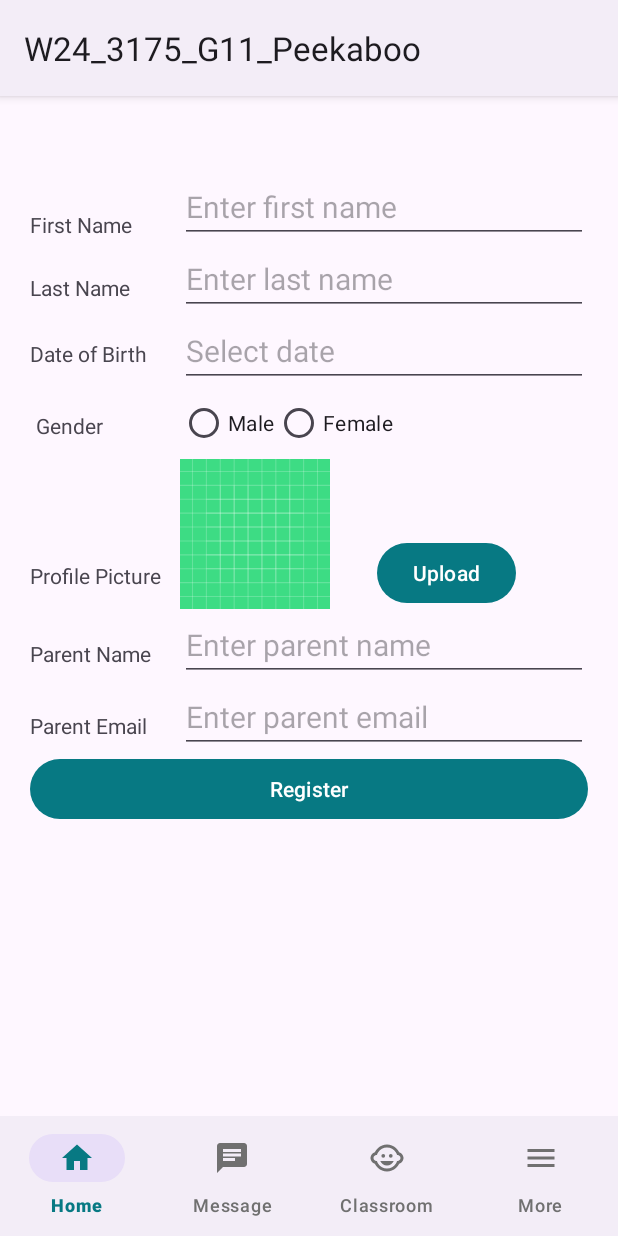
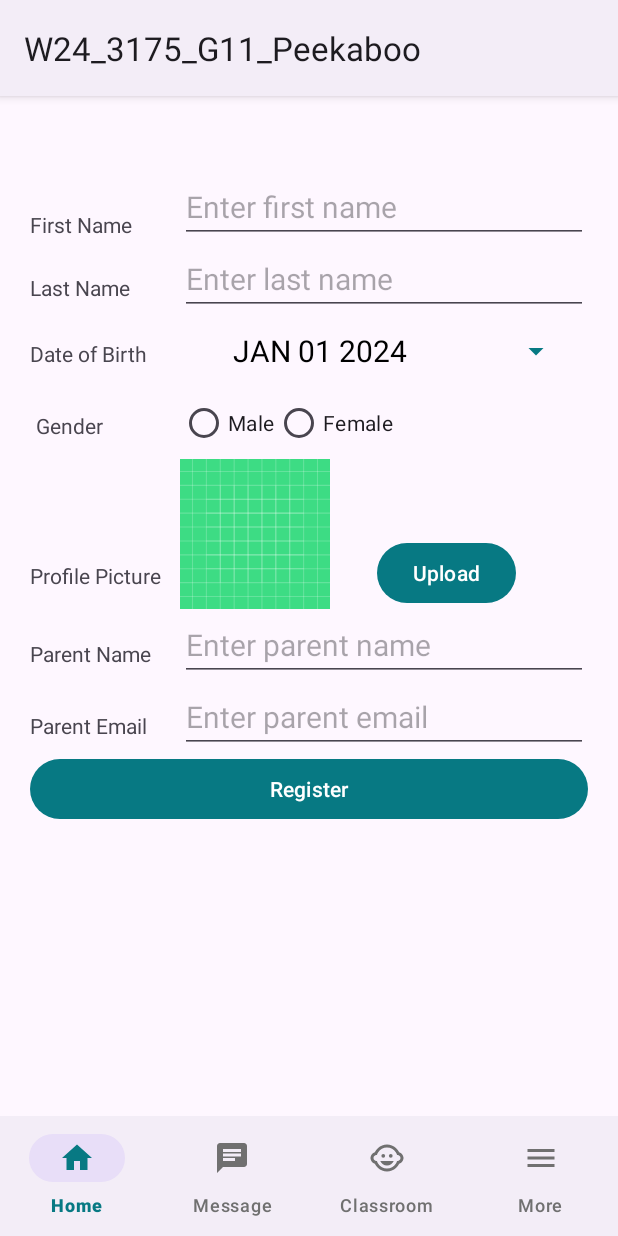
Before and after one commit to nelumkc/W24_3175_G11_Peekaboo, an Android app: the fragment ChildRegistrationFragment placed in its activity, after a tap on "Register", on a phone screen of 412 x 824 dp. Run offline under Robolectric (Android 15) with nearby library versions, the phone set to English and light mode, and no system bars; our stand-ins replace Firebase (no records; nobody signed in at launch, a user with empty details on screens opened directly), Room's generated code; pictures from the network do not load.

Commit message:
Added datepicker

```diff
--- a/app/src/main/java/com/example/w24_3175_g11_peekaboo/fragments/ChildRegistrationFragment.java
+++ b/app/src/main/java/com/example/w24_3175_g11_peekaboo/fragments/ChildRegistrationFragment.java
@@ -1,5 +1,7 @@
 package com.example.w24_3175_g11_peekaboo.fragments;
 
+import android.app.AlertDialog;
+import android.app.DatePickerDialog;
 import android.content.Context;
 import android.content.ContextWrapper;
 import android.graphics.Bitmap;
@@ -17,6 +19,7 @@ import android.view.LayoutInflater;
 import android.view.View;
 import android.view.ViewGroup;
 import android.widget.Button;
+import android.widget.DatePicker;
 import android.widget.EditText;
 import android.widget.ImageView;
 import android.widget.RadioButton;
@@ -32,6 +35,7 @@ import com.example.w24_3175_g11_peekaboo.model.User;
 import java.io.File;
 import java.io.FileOutputStream;
 import java.io.IOException;
+import java.util.Calendar;
 import java.util.UUID;
 import java.util.concurrent.ExecutorService;
 import java.util.concurrent.Executors;
@@ -39,15 +43,17 @@ import java.util.concurrent.Executors;
 
 public class ChildRegistrationFragment extends Fragment {
 
-   EditText firstNameEdit,lastNameEdit,dobEdit,parentNameEdit,parentEmailEdit;
+   EditText firstNameEdit,lastNameEdit,parentNameEdit,parentEmailEdit;
    RadioGroup genderGroup;
-   Button registerButton,uploadButton;
+   Button registerButton,uploadButton, dateButton;
     DaycareDatabase daycaredb;
 
     private static final int PICK_IMAGE_REQUEST = 1;
     private ImageView profilePic;
     private ActivityResultLauncher<String> getContent;
     private String currentImagePath = null;
+
+    private DatePickerDialog datePickerDialog;
 
     @Override
     public View onCreateView(LayoutInflater inflater, ViewGroup container,
@@ -56,13 +62,15 @@ public class ChildRegistrationFragment extends Fragment {
 
         firstNameEdit = view.findViewById(R.id.editTextFirstName);
         lastNameEdit = view.findViewById(R.id.editTextLastName);
-        dobEdit = view.findViewById(R.id.editTextdob);
+        //dobEdit = view.findViewById(R.id.editTextdob);
         parentNameEdit = view.findViewById(R.id.editTextParentName);
         parentEmailEdit = view.findViewById(R.id.editTextParentEmail);
         genderGroup = view.findViewById(R.id.radGroupGender);
         registerButton = view.findViewById(R.id.btnRegister);
         uploadButton = view.findViewById(R.id.btnUpload);
         profilePic = view.findViewById(R.id.picProfile);
+        initDatePicker();
+        dateButton = view.findViewById(R.id.datePickerButton);
 
         registerButton.setOnClickListener(new View.OnClickListener() {
             @Override
@@ -70,7 +78,8 @@ public class ChildRegistrationFragment extends Fragment {
                 //get all the values
                 String firstName = firstNameEdit.getText().toString().trim();
                 String lastName = lastNameEdit.getText().toString().trim();
-                String dob = dobEdit.getText().toString().trim();
+                //String dob = dobEdit.getText().toString().trim();
+                String dob = dateButton.getText().toString().trim();
                 String parentName = parentNameEdit.getText().toString().trim();
                 String parentEmail = parentEmailEdit.getText().toString().trim();
                 int selectedId = genderGroup.getCheckedRadioButtonId();
@@ -124,6 +133,8 @@ public class ChildRegistrationFragment extends Fragment {
                 getContent.launch("image/*");
             }
         });
+
+        dateButton.setOnClickListener(this::openDatePicker);
 
         return view;
     }
@@ -186,5 +197,31 @@ public class ChildRegistrationFragment extends Fragment {
     }
 
 
+    private void initDatePicker(){
+        DatePickerDialog.OnDateSetListener dateSetListener = new DatePickerDialog.OnDateSetListener() {
+            @Override
+            public void onDateSet(DatePicker view, int year, int month, int day) {
+                month = month + 1;
+                String date = makeDateString(day,month,year);
+                dateButton.setText(date);
 
+            }
+        };
+
+        Calendar cal = Calendar.getInstance();
+        int year = cal.get(Calendar.YEAR);
+        int month = cal.get(Calendar.MONTH);
+        int day = cal.get(Calendar.DAY_OF_MONTH);
+
+        int style = AlertDialog.THEME_HOLO_LIGHT;
+        datePickerDialog = new DatePickerDialog(getContext(),style,dateSetListener,year,month,day);
+
+    }
+
+    private String makeDateString(int day, int month,int year){
+        return year + "/" + month + "/" + day;
+    }
+    public void openDatePicker(View view) {
+        datePickerDialog.show();
+    }
 }
--- a/app/src/main/res/layout/fragment_child_registration.xml
+++ b/app/src/main/res/layout/fragment_child_registration.xml
@@ -71,17 +71,21 @@
                         app:layout_constraintStart_toStartOf="parent"
                         app:layout_constraintTop_toBottomOf="@+id/editTextLastName" />
 
-                    <EditText
-                        android:id="@+id/editTextdob"
-                        android:layout_width="0dp"
+                    <Button
+                        android:id="@+id/datePickerButton"
+                        android:layout_width="250dp"
                         android:layout_height="wrap_content"
+                        android:text="JAN 01 2024"
+                        style="?android:spinnerStyle"
                         android:layout_marginStart="100dp"
                         android:hint="@string/dob_hint"
                         android:inputType="date"
                         android:textSize="20sp"
+                        android:textColor="@color/black"
                         app:layout_constraintEnd_toEndOf="parent"
                         app:layout_constraintStart_toStartOf="parent"
-                        app:layout_constraintTop_toBottomOf="@+id/editTextLastName" />
+                        app:layout_constraintTop_toBottomOf="@+id/editTextLastName"
+                        android:onClick="openDatePicker" />
 
 
 
@@ -93,7 +97,7 @@
                         android:layout_marginTop="16dp"
                         android:text="@string/gender_label"
                         app:layout_constraintStart_toStartOf="parent"
-                        app:layout_constraintTop_toBottomOf="@id/editTextdob" />
+                        app:layout_constraintTop_toBottomOf="@id/datePickerButton" />
 
                     <RadioGroup
                         android:id="@+id/radGroupGender"
@@ -103,7 +107,7 @@
                         android:orientation="horizontal"
                         app:layout_constraintEnd_toEndOf="parent"
                         app:layout_constraintStart_toStartOf="parent"
-                        app:layout_constraintTop_toBottomOf="@+id/editTextdob">
+                        app:layout_constraintTop_toBottomOf="@+id/datePickerButton">
 
                             <RadioButton
                                 android:id="@+id/radMale"
```
